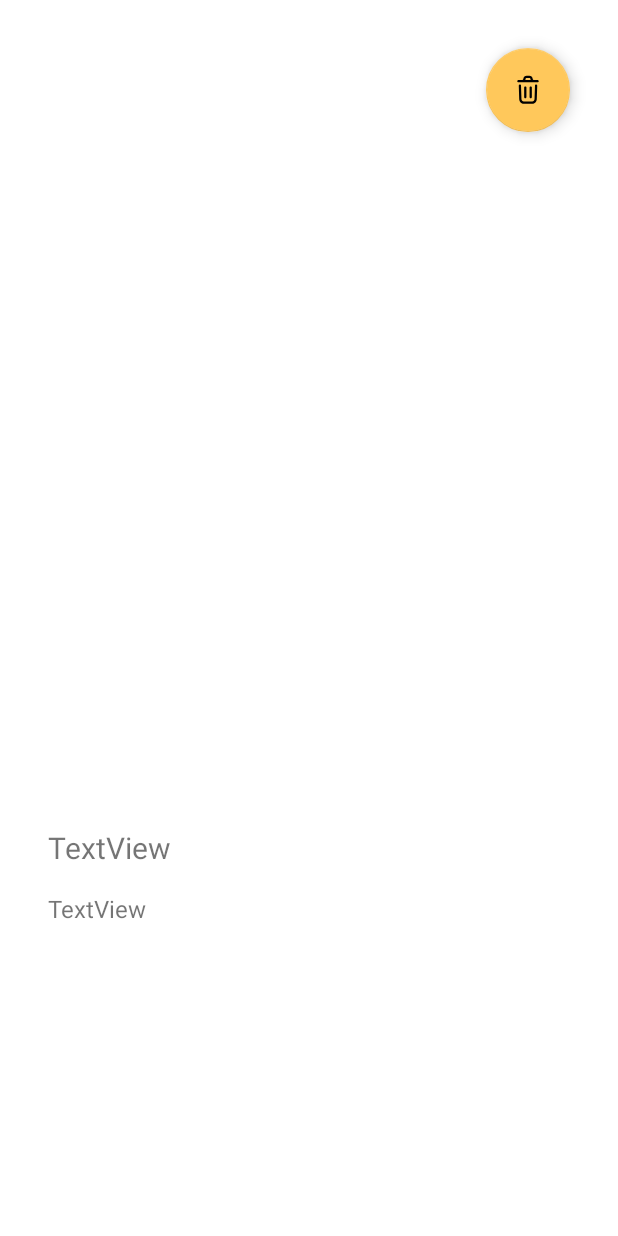
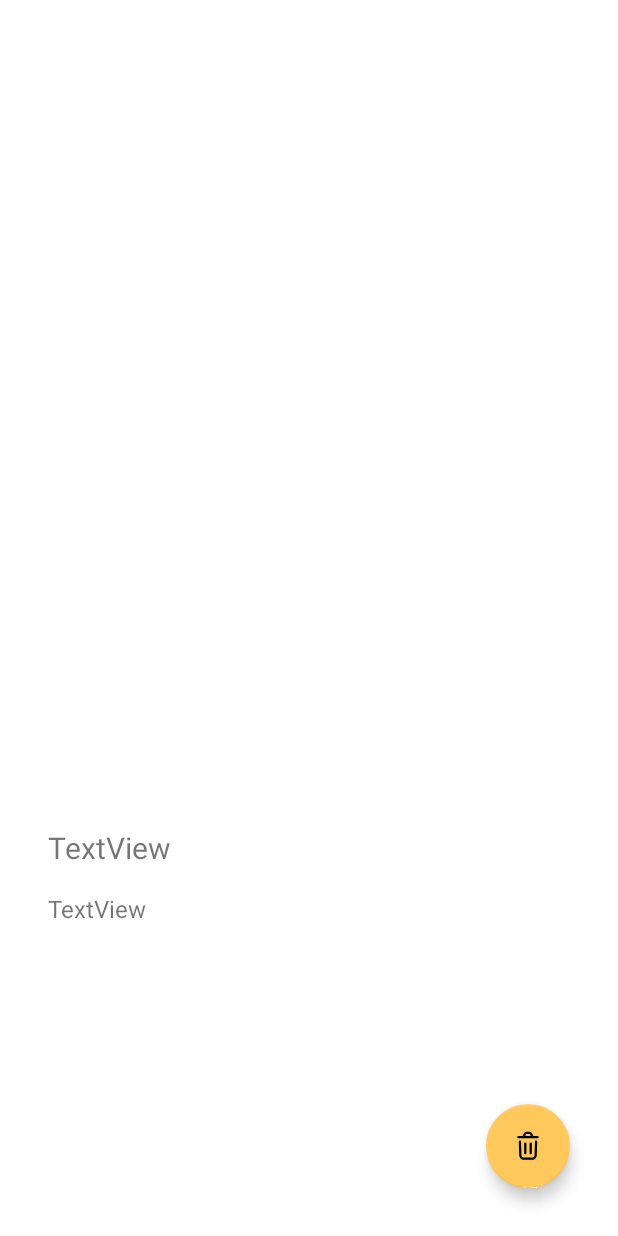
Before and after one commit to akim-pi/bangkit-capstone, an Android app: the fragment DetailFragment shown on its own in the app's theme, on a phone screen of 412 x 824 dp. Run offline under Robolectric (Android 15) with nearby library versions, the light colour scheme and no system bars; pictures from the network do not load; 1 statement that could not run was skipped.

Commit message:
Punya MD

```diff
--- a/app/src/main/java/com/example/pollum/camera/ResultActivity.kt
+++ b/app/src/main/java/com/example/pollum/camera/ResultActivity.kt
@@ -33,10 +33,10 @@ class ResultActivity : AppCompatActivity() {
 
         binding.back.setOnClickListener { onBackPressed() }
 
-        binding.save.setOnClickListener { onSaveButtonClicked() }
+        binding.save.setOnClickListener { saveContent() }
     }
 
-    private fun onSaveButtonClicked() {
+    private fun saveContent() {
         val photoUrl = intent.getStringExtra(EXTRA_PHOTO_URL)
         val title = titleEditText.text.toString()
         val description = descriptionEditText.text.toString()
--- a/app/src/main/res/layout/fragment_detail.xml
+++ b/app/src/main/res/layout/fragment_detail.xml
@@ -4,6 +4,7 @@
     xmlns:tools="http://schemas.android.com/tools"
     android:layout_width="match_parent"
     android:layout_height="match_parent"
+    android:id="@+id/detailView"
     tools:context=".fragment.DetailFragment">
 
     <ImageView
@@ -47,14 +48,14 @@
         android:id="@+id/detail_delete"
         android:layout_width="wrap_content"
         android:layout_height="wrap_content"
-        android:layout_marginTop="32dp"
         android:layout_marginEnd="32dp"
+        android:layout_marginBottom="32dp"
+        android:contentDescription="delete"
         android:src="@drawable/delete"
-        android:contentDescription="delete"
+        app:layout_constraintBottom_toBottomOf="parent"
         app:layout_constraintEnd_toEndOf="parent"
         app:layout_constraintHorizontal_bias="1.0"
-        app:layout_constraintStart_toStartOf="parent"
-        app:layout_constraintTop_toTopOf="parent" />
+        app:layout_constraintStart_toStartOf="parent" />
 
 
 </androidx.constraintlayout.widget.ConstraintLayout>
--- a/app/src/main/res/layout/fragment_home.xml
+++ b/app/src/main/res/layout/fragment_home.xml
@@ -53,13 +53,13 @@
         android:layout_width="match_parent"
         android:layout_height="0dp"
         android:layout_marginTop="24dp"
-        tools:listitem="@layout/page_item"
         app:layout_constraintBottom_toBottomOf="parent"
         app:layout_constraintEnd_toEndOf="parent"
         app:layout_constraintHorizontal_bias="0.0"
         app:layout_constraintStart_toStartOf="parent"
         app:layout_constraintTop_toBottomOf="@+id/searchView"
-        app:layout_constraintVertical_bias="0.0" />
+        app:layout_constraintVertical_bias="0.0"
+        tools:listitem="@layout/page_item" />
 
     <com.google.android.material.floatingactionbutton.FloatingActionButton
         android:id="@+id/fab"
@@ -75,5 +75,4 @@
         app:layout_constraintTop_toBottomOf="@+id/searchView"
         app:layout_constraintVertical_bias="0.95" />
 
-
 </androidx.constraintlayout.widget.ConstraintLayout>
```
Also changed, not shown: app/src/main/java/com/example/pollum/adapter/PageAdapter.kt (+23 -2 lines), app/src/main/java/com/example/pollum/fragment/HomeFragment.kt (+12 -2 lines).
